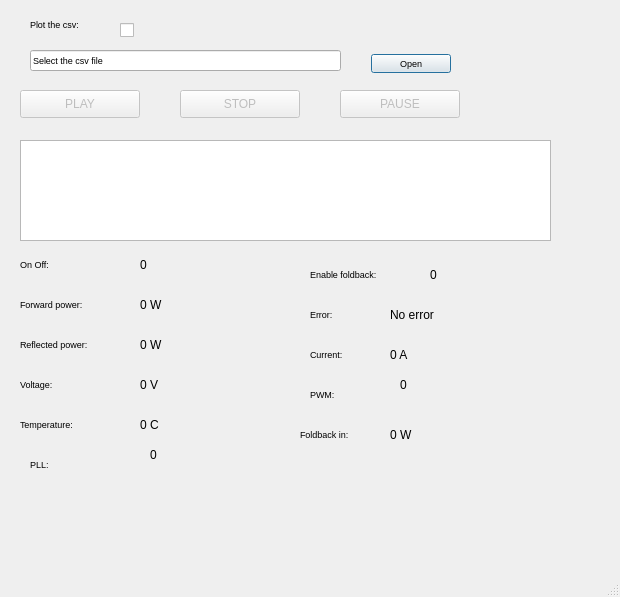
rstanzani/seriale_microonde, file main_window.ui: the form before one commit.
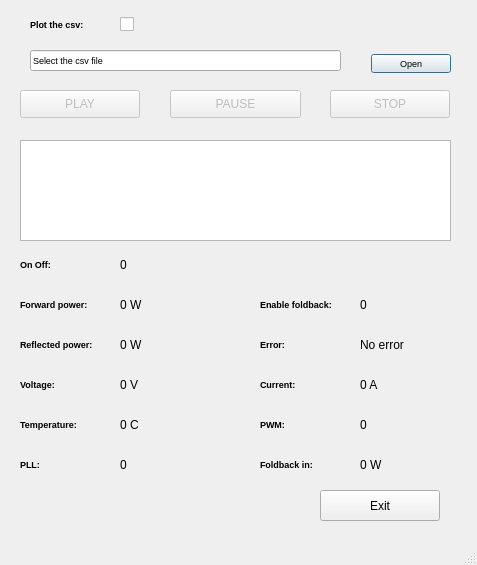
The form after the commit.

Commit message: Load external UI, implement play/stop

Patch:
```diff
--- a/main_window.ui
+++ b/main_window.ui
@@ -6,8 +6,8 @@
    <rect>
     <x>0</x>
     <y>0</y>
-    <width>620</width>
-    <height>597</height>
+    <width>477</width>
+    <height>565</height>
    </rect>
   </property>
   <property name="windowTitle">
@@ -36,7 +36,7 @@
     </property>
     <property name="geometry">
      <rect>
-      <x>180</x>
+      <x>330</x>
       <y>90</y>
       <width>120</width>
       <height>28</height>
@@ -52,9 +52,9 @@
     </property>
     <property name="geometry">
      <rect>
-      <x>340</x>
+      <x>170</x>
       <y>90</y>
-      <width>120</width>
+      <width>131</width>
       <height>28</height>
      </rect>
     </property>
@@ -67,7 +67,7 @@
      <rect>
       <x>20</x>
       <y>140</y>
-      <width>531</width>
+      <width>431</width>
       <height>101</height>
      </rect>
     </property>
@@ -132,8 +132,8 @@
     <property name="geometry">
      <rect>
       <x>20</x>
-      <y>500</y>
-      <width>551</width>
+      <y>490</y>
+      <width>291</width>
       <height>31</height>
      </rect>
     </property>
@@ -148,9 +148,9 @@
     <property name="geometry">
      <rect>
       <x>120</x>
-      <y>20</y>
-      <width>20</width>
-      <height>20</height>
+      <y>9</y>
+      <width>81</width>
+      <height>31</height>
      </rect>
     </property>
     <property name="text">
@@ -172,6 +172,8 @@
     <property name="font">
      <font>
       <pointsize>7</pointsize>
+      <weight>75</weight>
+      <bold>true</bold>
      </font>
     </property>
     <property name="text">
@@ -183,13 +185,15 @@
      <rect>
       <x>20</x>
       <y>330</y>
-      <width>131</width>
+      <width>81</width>
       <height>28</height>
      </rect>
     </property>
     <property name="font">
      <font>
       <pointsize>7</pointsize>
+      <weight>75</weight>
+      <bold>true</bold>
      </font>
     </property>
     <property name="text">
@@ -208,6 +212,8 @@
     <property name="font">
      <font>
       <pointsize>7</pointsize>
+      <weight>75</weight>
+      <bold>true</bold>
      </font>
     </property>
     <property name="text">
@@ -226,6 +232,8 @@
     <property name="font">
      <font>
       <pointsize>7</pointsize>
+      <weight>75</weight>
+      <bold>true</bold>
      </font>
     </property>
     <property name="text">
@@ -235,7 +243,7 @@
    <widget class="QLabel" name="infoLabel_6">
     <property name="geometry">
      <rect>
-      <x>30</x>
+      <x>20</x>
       <y>450</y>
       <width>81</width>
       <height>28</height>
@@ -244,6 +252,8 @@
     <property name="font">
      <font>
       <pointsize>7</pointsize>
+      <weight>75</weight>
+      <bold>true</bold>
      </font>
     </property>
     <property name="text">
@@ -253,8 +263,8 @@
    <widget class="QLabel" name="infoLabel_7">
     <property name="geometry">
      <rect>
-      <x>310</x>
-      <y>340</y>
+      <x>260</x>
+      <y>370</y>
       <width>81</width>
       <height>28</height>
      </rect>
@@ -262,6 +272,8 @@
     <property name="font">
      <font>
       <pointsize>7</pointsize>
+      <weight>75</weight>
+      <bold>true</bold>
      </font>
     </property>
     <property name="text">
@@ -273,13 +285,15 @@
      <rect>
       <x>20</x>
       <y>290</y>
-      <width>121</width>
+      <width>81</width>
       <height>28</height>
      </rect>
     </property>
     <property name="font">
      <font>
       <pointsize>7</pointsize>
+      <weight>75</weight>
+      <bold>true</bold>
      </font>
     </property>
     <property name="text">
@@ -289,8 +303,8 @@
    <widget class="QLabel" name="infoLabel_9">
     <property name="geometry">
      <rect>
-      <x>310</x>
-      <y>380</y>
+      <x>260</x>
+      <y>410</y>
       <width>81</width>
       <height>28</height>
      </rect>
@@ -298,6 +312,8 @@
     <property name="font">
      <font>
       <pointsize>7</pointsize>
+      <weight>75</weight>
+      <bold>true</bold>
      </font>
     </property>
     <property name="text">
@@ -316,6 +332,8 @@
     <property name="font">
      <font>
       <pointsize>7</pointsize>
+      <weight>75</weight>
+      <bold>true</bold>
      </font>
     </property>
     <property name="text">
@@ -325,15 +343,17 @@
    <widget class="QLabel" name="infoLabel_11">
     <property name="geometry">
      <rect>
-      <x>310</x>
-      <y>260</y>
-      <width>121</width>
+      <x>260</x>
+      <y>290</y>
+      <width>81</width>
       <height>28</height>
      </rect>
     </property>
     <property name="font">
      <font>
       <pointsize>7</pointsize>
+      <weight>75</weight>
+      <bold>true</bold>
      </font>
     </property>
     <property name="text">
@@ -343,15 +363,17 @@
    <widget class="QLabel" name="infoLabel_12">
     <property name="geometry">
      <rect>
-      <x>300</x>
-      <y>420</y>
-      <width>121</width>
+      <x>260</x>
+      <y>450</y>
+      <width>61</width>
       <height>28</height>
      </rect>
     </property>
     <property name="font">
      <font>
       <pointsize>7</pointsize>
+      <weight>75</weight>
+      <bold>true</bold>
      </font>
     </property>
     <property name="text">
@@ -361,15 +383,17 @@
    <widget class="QLabel" name="infoLabel_13">
     <property name="geometry">
      <rect>
-      <x>310</x>
-      <y>300</y>
-      <width>121</width>
+      <x>260</x>
+      <y>330</y>
+      <width>61</width>
       <height>28</height>
      </rect>
     </property>
     <property name="font">
      <font>
       <pointsize>7</pointsize>
+      <weight>75</weight>
+      <bold>true</bold>
      </font>
     </property>
     <property name="text">
@@ -379,7 +403,7 @@
    <widget class="QLabel" name="forwardpower_label">
     <property name="geometry">
      <rect>
-      <x>140</x>
+      <x>120</x>
       <y>290</y>
       <width>121</width>
       <height>31</height>
@@ -395,7 +419,7 @@
    <widget class="QLabel" name="reflectedpower_label">
     <property name="geometry">
      <rect>
-      <x>140</x>
+      <x>120</x>
       <y>330</y>
       <width>121</width>
       <height>31</height>
@@ -411,7 +435,7 @@
    <widget class="QLabel" name="onoff_label">
     <property name="geometry">
      <rect>
-      <x>140</x>
+      <x>120</x>
       <y>250</y>
       <width>121</width>
       <height>31</height>
@@ -427,7 +451,7 @@
    <widget class="QLabel" name="temperature_label">
     <property name="geometry">
      <rect>
-      <x>140</x>
+      <x>120</x>
       <y>410</y>
       <width>121</width>
       <height>31</height>
@@ -443,7 +467,7 @@
    <widget class="QLabel" name="voltage_label">
     <property name="geometry">
      <rect>
-      <x>140</x>
+      <x>120</x>
       <y>370</y>
       <width>121</width>
       <height>31</height>
@@ -459,8 +483,8 @@
    <widget class="QLabel" name="pll_label">
     <property name="geometry">
      <rect>
-      <x>150</x>
-      <y>440</y>
+      <x>120</x>
+      <y>450</y>
       <width>121</width>
       <height>31</height>
      </rect>
@@ -475,8 +499,8 @@
    <widget class="QLabel" name="foldbackin_label">
     <property name="geometry">
      <rect>
-      <x>390</x>
-      <y>420</y>
+      <x>360</x>
+      <y>450</y>
       <width>121</width>
       <height>31</height>
      </rect>
@@ -491,24 +515,24 @@
    <widget class="QLabel" name="pwm_label">
     <property name="geometry">
      <rect>
-      <x>400</x>
+      <x>360</x>
+      <y>410</y>
+      <width>121</width>
+      <height>31</height>
+     </rect>
+    </property>
+    <property name="text">
+     <string>0</string>
+    </property>
+    <property name="textFormat">
+     <enum>Qt::RichText</enum>
+    </property>
+   </widget>
+   <widget class="QLabel" name="Qcurrent_label">
+    <property name="geometry">
+     <rect>
+      <x>360</x>
       <y>370</y>
-      <width>121</width>
-      <height>31</height>
-     </rect>
-    </property>
-    <property name="text">
-     <string>0</string>
-    </property>
-    <property name="textFormat">
-     <enum>Qt::RichText</enum>
-    </property>
-   </widget>
-   <widget class="QLabel" name="current_label">
-    <property name="geometry">
-     <rect>
-      <x>390</x>
-      <y>340</y>
       <width>121</width>
       <height>31</height>
      </rect>
@@ -523,8 +547,8 @@
    <widget class="QLabel" name="erro_label">
     <property name="geometry">
      <rect>
-      <x>390</x>
-      <y>300</y>
+      <x>360</x>
+      <y>330</y>
       <width>121</width>
       <height>31</height>
      </rect>
@@ -539,8 +563,8 @@
    <widget class="QLabel" name="enablefoldback_label">
     <property name="geometry">
      <rect>
-      <x>430</x>
-      <y>260</y>
+      <x>360</x>
+      <y>290</y>
       <width>121</width>
       <height>31</height>
      </rect>
@@ -552,6 +576,22 @@
      <enum>Qt::RichText</enum>
     </property>
    </widget>
+   <widget class="QPushButton" name="Qexit">
+    <property name="enabled">
+     <bool>true</bool>
+    </property>
+    <property name="geometry">
+     <rect>
+      <x>320</x>
+      <y>490</y>
+      <width>120</width>
+      <height>31</height>
+     </rect>
+    </property>
+    <property name="text">
+     <string>Exit</string>
+    </property>
+   </widget>
   </widget>
   <widget class="QMenuBar" name="menubar">
    <property name="geometry">
```
Left out of the diff: 64 changed lines with no effect on the pictures. The commit also changes 4 other files.
